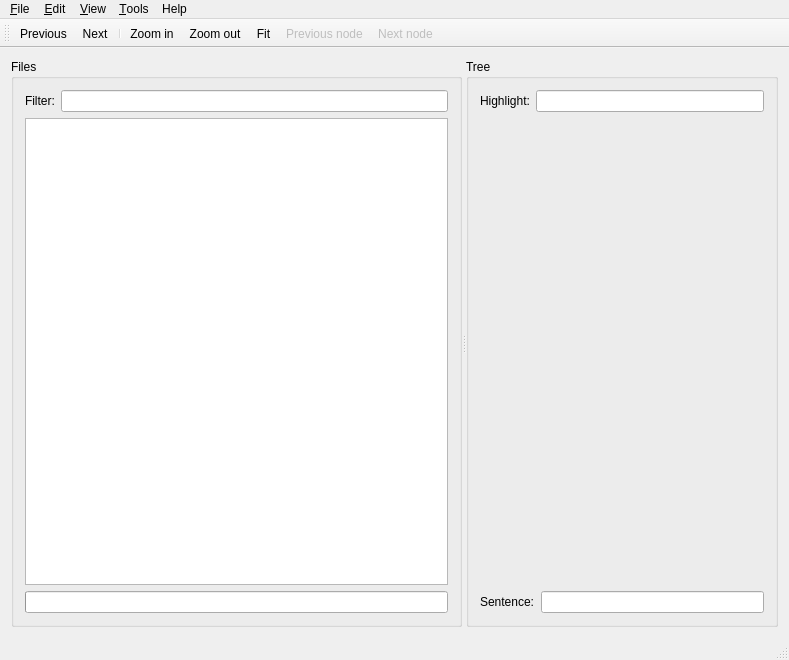
Old version of the form ui/MainWindow.ui in the repository rug-compling/dact.
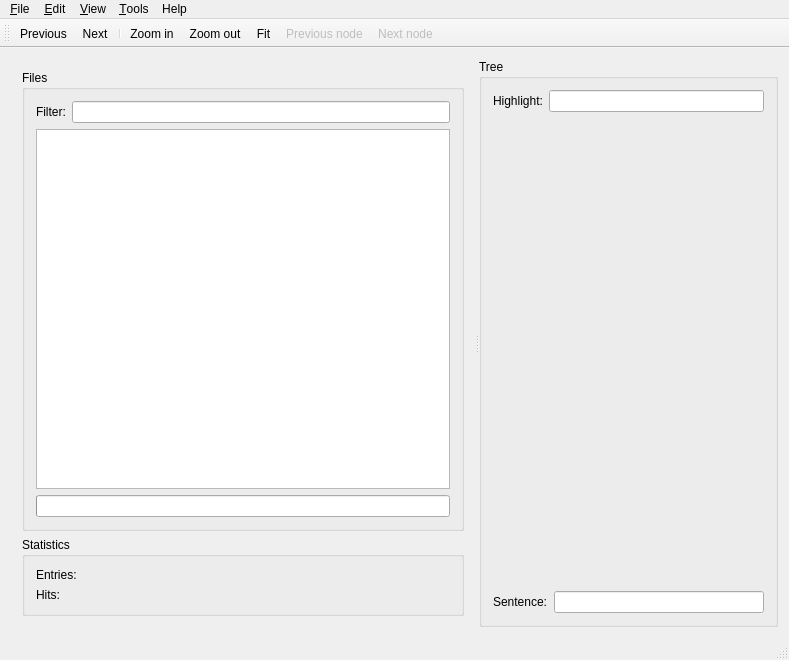
New version of the form. Icons and pictures are not drawn. Custom widgets are drawn as their Qt base class.

Commit message: Show entries and hits statistics for filtering.

What changed in the file:
```diff
--- a/ui/MainWindow.ui
+++ b/ui/MainWindow.ui
@@ -14,12 +14,15 @@
    <string>Dact</string>
   </property>
   <widget class="QWidget" name="centralWidget">
-   <layout class="QVBoxLayout" name="verticalLayout_3">
+   <layout class="QVBoxLayout" name="verticalLayout_6">
     <item>
      <widget class="QSplitter" name="splitter">
       <property name="orientation">
        <enum>Qt::Horizontal</enum>
       </property>
+      <widget class="QWidget" name="">
+       <layout class="QVBoxLayout" name="verticalLayout_5">
+        <item>
       <widget class="QGroupBox" name="groupBox">
        <property name="title">
         <string>Files</string>
@@ -58,6 +61,59 @@
         </item>
        </layout>
       </widget>
+        </item>
+        <item>
+         <widget class="QGroupBox" name="statisticsGroupBox">
+          <property name="enabled">
+           <bool>true</bool>
+          </property>
+          <property name="title">
+           <string>Statistics</string>
+          </property>
+          <layout class="QVBoxLayout" name="verticalLayout_3">
+           <item>
+            <layout class="QFormLayout" name="statisticsLayout">
+             <property name="fieldGrowthPolicy">
+              <enum>QFormLayout::FieldsStayAtSizeHint</enum>
+             </property>
+             <property name="formAlignment">
+              <set>Qt::AlignLeading|Qt::AlignLeft|Qt::AlignTop</set>
+             </property>
+             <item row="1" column="0">
+              <widget class="QLabel" name="hitsDescLabel">
+               <property name="text">
+                <string>Hits:</string>
+               </property>
+              </widget>
+             </item>
+             <item row="1" column="1">
+              <widget class="QLabel" name="hitsLabel">
+               <property name="text">
+                <string/>
+               </property>
+              </widget>
+             </item>
+             <item row="0" column="1">
+              <widget class="QLabel" name="entriesLabel">
+               <property name="text">
+                <string/>
+               </property>
+              </widget>
+             </item>
+             <item row="0" column="0">
+              <widget class="QLabel" name="label_3">
+               <property name="text">
+                <string>Entries:</string>
+               </property>
+              </widget>
+             </item>
+            </layout>
+           </item>
+          </layout>
+         </widget>
+        </item>
+       </layout>
+      </widget>
       <widget class="QGroupBox" name="groupBox_2">
        <property name="title">
         <string>Tree</string>
```
Left out of the diff: 12 changed lines with no effect on the pictures. Lines whose indentation alone changed are shown as unchanged. The commit also changes 4 other files.
